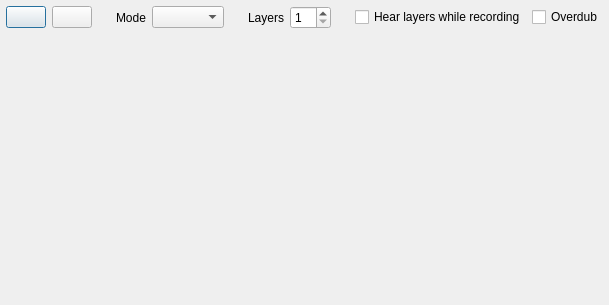
Above: src/Common/gui/LooperWindow.ui from elieserdejesus/JamTaba before the change. Below: the same form after it.
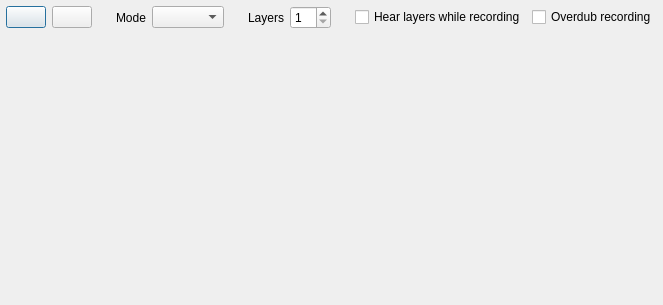
That is the form after the change. Icons and pictures are not drawn.

```diff
--- a/src/Common/gui/LooperWindow.ui
+++ b/src/Common/gui/LooperWindow.ui
@@ -172,7 +172,7 @@
       <item>
        <widget class="QCheckBox" name="checkBoxOverdub">
         <property name="text">
-         <string>Overdub</string>
+         <string>Overdub recording</string>
         </property>
        </widget>
       </item>
```
